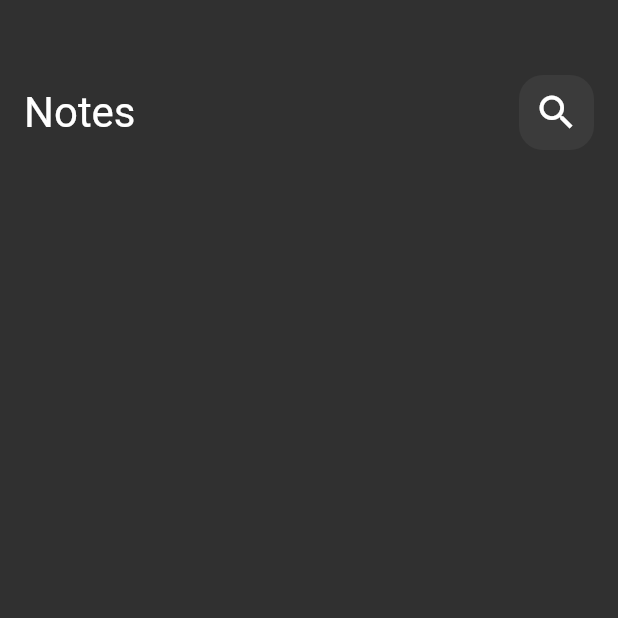
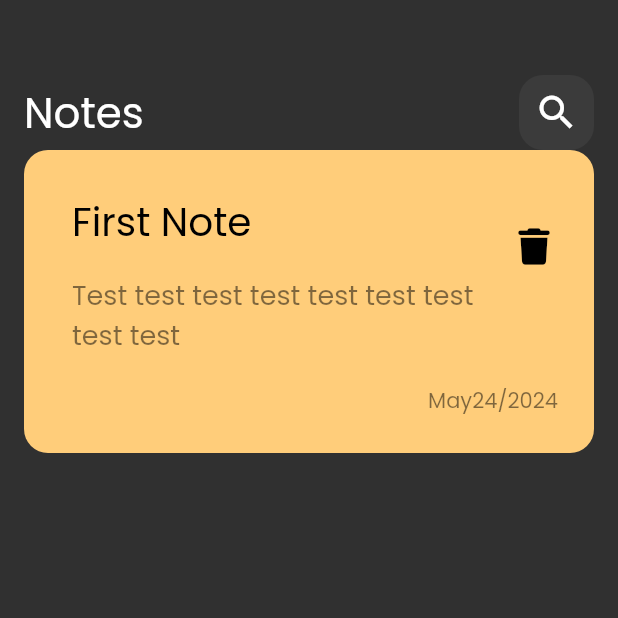
Before and after one commit to MostafaMahmoudFahmy/flutter_notes, a Flutter app: the screen it shows after launch, on a phone screen of 412 x 824 dp, the top half of it. Run offline on Flutter 3.47's test engine with Material 2 defaults, Android fonts, the phone set to English and light mode, and no system bars; our stand-ins replace font_awesome_flutter.

Commit message:
create custom note item

```diff
--- a/lib/main.dart
+++ b/lib/main.dart
@@ -14,7 +14,7 @@ class NotesApp extends StatelessWidget {
       debugShowCheckedModeBanner: false,
       debugShowMaterialGrid: false,
       home: const NotesView(),
-      theme: ThemeData(brightness: Brightness.dark),
+      theme: ThemeData(brightness: Brightness.dark, fontFamily: "Poppins"),
     );
   }
 }
--- /dev/null
+++ b/lib/widgets/custom_note_item.dart
@@ -0,0 +1,53 @@
+import 'package:flutter/material.dart';
+import 'package:font_awesome_flutter/font_awesome_flutter.dart';
+
+class NoteItem extends StatelessWidget {
+  const NoteItem({super.key});
+
+  @override
+  Widget build(BuildContext context) {
+    return Container(
+      padding: const EdgeInsets.only(top: 24, bottom: 24, left: 16),
+      decoration: BoxDecoration(
+          color: const Color(0xffffcd7a),
+          borderRadius: BorderRadius.circular(16)),
+      child: Column(
+        crossAxisAlignment: CrossAxisAlignment.end,
+        children: [
+          ListTile(
+            subtitle: Padding(
+              padding: const EdgeInsets.only(top: 16, bottom: 16),
+              child: Text(
+                'Test test test test test test test test test',
+                style: TextStyle(
+                    color: Colors.black.withOpacity(0.5), fontSize: 18),
+              ),
+            ),
+            trailing: IconButton(
+              onPressed: () {},
+              icon: const Icon(
+                size: 24,
+                FontAwesomeIcons.trash,
+                color: Colors.black,
+              ),
+            ),
+            title: const Text(
+              'First Note',
+              style: TextStyle(color: Colors.black, fontSize: 26),
+            ),
+          ),
+          Padding(
+            padding: const EdgeInsets.only(right: 24),
+            child: Text(
+              'May24/2024',
+              style: TextStyle(
+                fontSize: 14,
+                color: Colors.black.withOpacity(0.5),
+              ),
+            ),
+          )
+        ],
+      ),
+    );
+  }
+}
--- a/lib/widgets/notes_view_body.dart
+++ b/lib/widgets/notes_view_body.dart
@@ -1,5 +1,7 @@
 import 'package:flutter/material.dart';
 import 'package:notes_app/widgets/custom_app_bar.dart';
+
+import 'custom_note_item.dart';
 
 class NotesViewBody extends StatelessWidget {
   const NotesViewBody({super.key});
@@ -12,6 +14,7 @@ class NotesViewBody extends StatelessWidget {
         child: Column(
           children: [
             CustomAbbBar(),
+            NoteItem(),
           ],
         ),
       ),
```
Also changed, not shown: pubspec.yaml (+6 -7 lines), Assets/fonts/Poppins-Regular.ttf (added), pubspec.lock.
